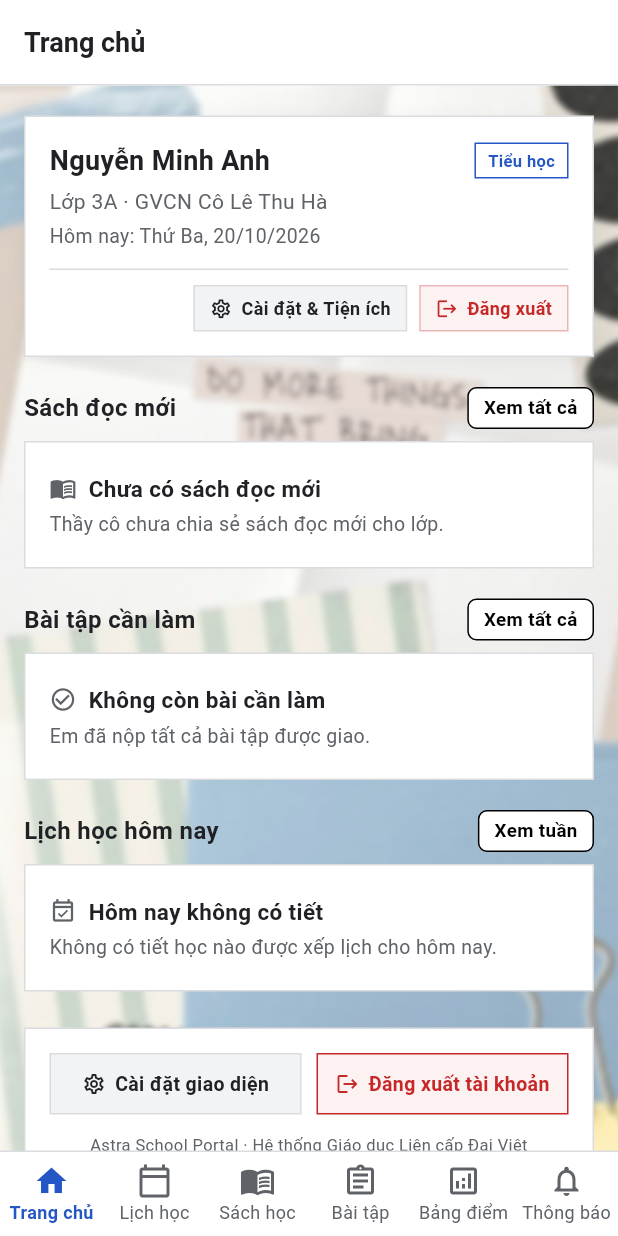
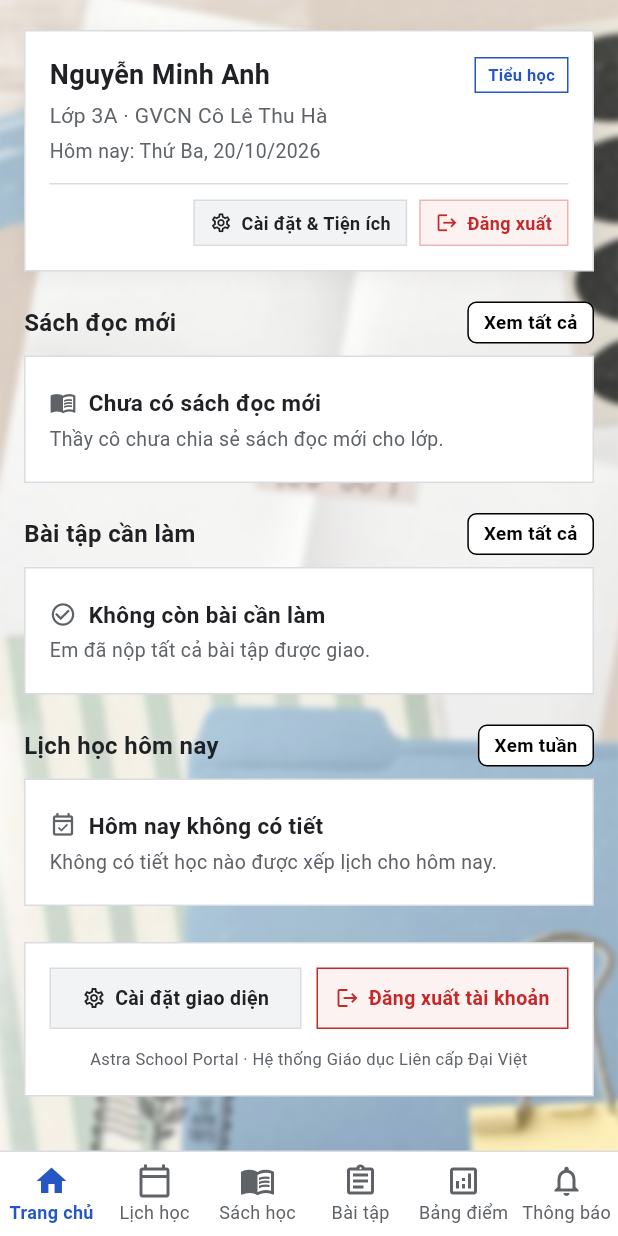
Before and after one commit to trongminh13/Project-GD, a Flutter app: the StudentDashboardScreen screen opened directly, on a phone screen of 412 x 824 dp. Run offline on Flutter 3.47's test engine with Material 3 defaults, Android fonts, the phone set to English and light mode, and no system bars; our stand-ins replace file_picker, firebase_auth, firebase_core, fl_chart, flutter_dotenv, flutter_secure_storage and 3 more; missing offline and left inert: razorpay_flutter; accounts and stored records are empty; network calls fail.

Commit message:
refactor: remove appBar from student dashboard screen and update corresponding tests

```diff
--- a/frontend/lib/features/student/screens/student_dashboard_screen.dart
+++ b/frontend/lib/features/student/screens/student_dashboard_screen.dart
@@ -718,7 +718,6 @@ class _StudentDashboardScreenState extends State<StudentDashboardScreen> {
     } catch (_) {
       themeManager = null;
     }
-    final textMainColor = themeManager?.textMain ?? AppColors.textMain;
     final bgImagePath = themeManager?.bgImagePath ?? 'images/school_bg.jpg';
 
     final scaffold = Scaffold(
@@ -726,21 +725,8 @@ class _StudentDashboardScreenState extends State<StudentDashboardScreen> {
       drawer: _buildStudentDrawer(),
       drawerEnableOpenDragGesture: true,
       drawerEdgeDragWidth: 60.0,
-      appBar: AppBar(
-        automaticallyImplyLeading: false,
-        backgroundColor: Colors.white,
-        elevation: 0,
-        surfaceTintColor: Colors.transparent,
-        title: Text(
-          _getAppBarTitle(),
-          style: TextStyle(fontSize: 18, fontWeight: FontWeight.bold, color: textMainColor),
-        ),
-        bottom: const PreferredSize(
-          preferredSize: Size.fromHeight(1.0),
-          child: Divider(height: 1, thickness: 1, color: AppColors.border),
-        ),
-      ),
-      body: Column(
+      body: SafeArea(
+        child: Column(
           children: [
             const DemoModeBanner(),
             Expanded(
@@ -749,6 +735,7 @@ class _StudentDashboardScreenState extends State<StudentDashboardScreen> {
                   : _buildCurrentTab(),
             ),
           ],
+        ),
       ),
       bottomNavigationBar: Container(
         decoration: const BoxDecoration(
@@ -874,25 +861,6 @@ class _StudentDashboardScreenState extends State<StudentDashboardScreen> {
     }
 
     return mobileApp;
-  }
-
-  String _getAppBarTitle() {
-    switch (_currentIndex) {
-      case 0:
-        return 'Trang chủ';
-      case 1:
-        return 'Lịch học';
-      case 2:
-        return 'Sách học';
-      case 3:
-        return 'Bài tập';
-      case 4:
-        return 'Bảng điểm & Kết quả';
-      case 5:
-        return 'Thông báo';
-      default:
-        return 'Cổng học sinh';
-    }
   }
 
   Widget _buildDrawerItem({
```
Also changed, not shown: 2 other files. Lines whose indentation alone changed are shown as unchanged.
